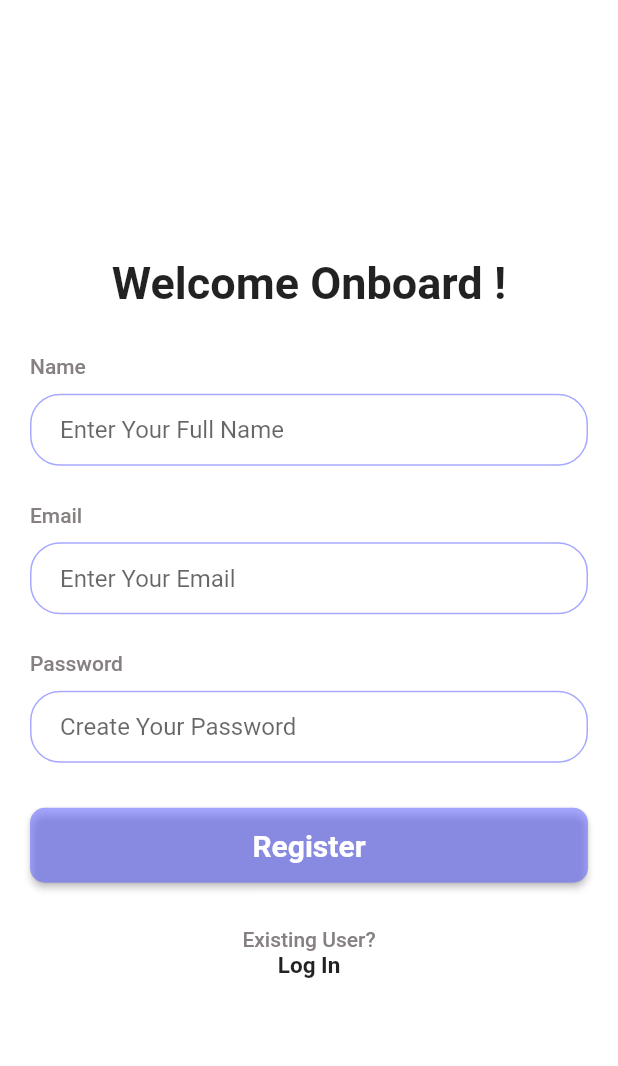
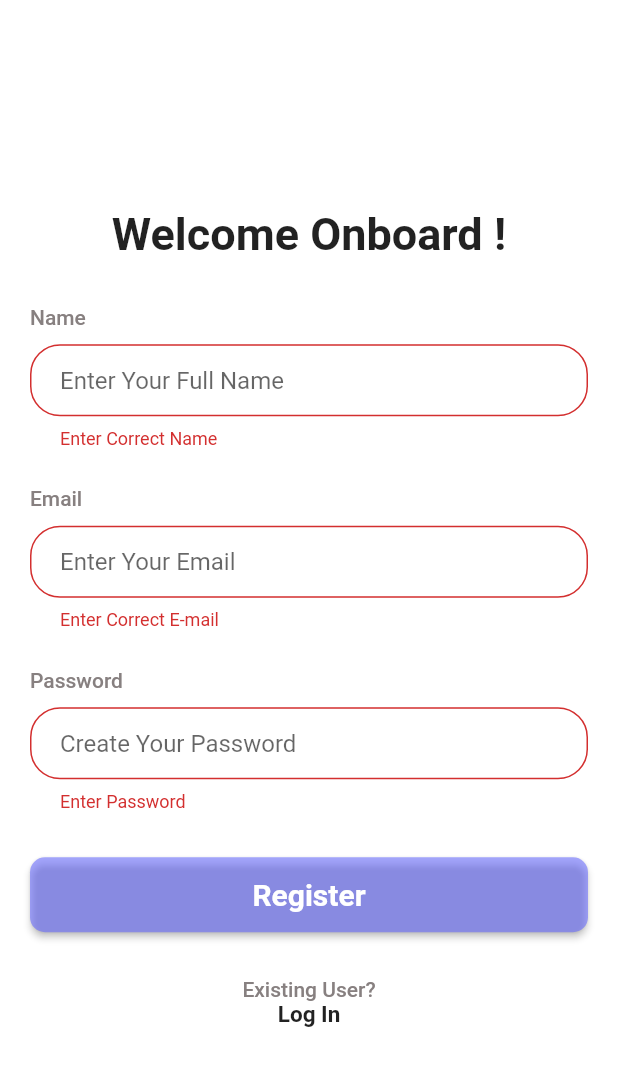
Before and after one commit to AdharshReghu/Minutes-Tracker-V2, a Flutter app: the Register screen opened directly, after a tap on "Register", on a phone screen of 412 x 824 dp. Shown: the top 1066 px of the screen. Run offline on Flutter 3.47's test engine with Material 2 defaults, Android fonts, the phone set to English and light mode, and no system bars; our stand-ins replace file_picker, get.

Commit message:
form validation finished

```diff
--- a/lib/views/CreateMeeting.dart
+++ b/lib/views/CreateMeeting.dart
@@ -9,6 +9,7 @@ void main(){
 
 
 class CreateMeet extends StatelessWidget {
+  final _meetkey = GlobalKey<FormState>();
   // String? pdfPath;
 
   // Future<void> handlePDFSelection(BuildContext context) async {
@@ -34,6 +35,8 @@ class CreateMeet extends StatelessWidget {
   @override
   Widget build(BuildContext context) {
     return  SafeArea(child: Scaffold(body: SingleChildScrollView(
+      child: Form(
+        key: _meetkey,
         child: Container(
           padding: EdgeInsets.all(20),
           color: Colors.white,
@@ -45,39 +48,94 @@ class CreateMeet extends StatelessWidget {
               SizedBox(height: 30,),
               Text("Subject: ",style: TextStyle(fontSize: 15,fontWeight: FontWeight.bold),),
               SizedBox(height: 10,),
-            TextFormField(decoration: kTextFieldCreate.copyWith(hintText: "Enter Subject"),),
+              TextFormField(
+                validator: (value) {
+                  if (value!.isEmpty){
+                    return "Enter Subject";
+                  } else {
+                    return null;
+                  }
+                },decoration: kTextFieldCreate.copyWith(hintText: "Enter Subject"),),
               SizedBox(height: 15,),
               Text("Meet ID: ",style: TextStyle(fontSize: 15,fontWeight: FontWeight.bold),),
               SizedBox(height: 10,),
-            TextFormField(decoration: kTextFieldCreate.copyWith(hintText: "Enter Meet ID "),),
+              TextFormField(validator: (value) {
+                if (value!.isEmpty){
+                  return "Enter Meet ID";
+                } else {
+                  return null;
+                }
+              },decoration: kTextFieldCreate.copyWith(hintText: "Enter Meet ID "),),
               SizedBox(height: 15,),
               Text("Location: ",style: TextStyle(fontSize: 15,fontWeight: FontWeight.bold),),
               SizedBox(height: 10,),
-            TextFormField(decoration: kTextFieldCreate.copyWith(hintText: "Enter Location"),),
+              TextFormField(validator: (value) {
+                if (value!.isEmpty){
+                  return "Enter Location";
+                } else {
+                  return null;
+                }
+              },decoration: kTextFieldCreate.copyWith(hintText: "Enter Location"),),
               SizedBox(height: 15,),
               Text("Date: ",style: TextStyle(fontSize: 15,fontWeight: FontWeight.bold),),
               SizedBox(height: 10,),
-            TextFormField(decoration: kTextFieldCreate.copyWith(hintText: "Enter Date (Formate : DD-MMM-YY)"),),
+              TextFormField(validator: (value) {
+                if (value!.isEmpty){
+                  return "Enter Date";
+                } else {
+                  return null;
+                }
+              },decoration: kTextFieldCreate.copyWith(hintText: "Enter Date (Formate : DD-MMM-YY)"),),
               SizedBox(height: 15,),
               const Text("Time: ",style: TextStyle(fontSize: 15,fontWeight: FontWeight.bold),),
               SizedBox(height: 10,),
-            TextFormField(decoration: kTextFieldCreate.copyWith(hintText: "Enter Time"),),
+              TextFormField(validator: (value) {
+                if (value!.isEmpty){
+                  return "Enter Time";
+                } else {
+                  return null;
+                }
+              },decoration: kTextFieldCreate.copyWith(hintText: "Enter Time"),),
               SizedBox(height: 15,),
               Text("Category: ",style: TextStyle(fontSize: 15,fontWeight: FontWeight.bold),),
               SizedBox(height: 10,),
-            TextFormField(decoration: kTextFieldCreate.copyWith(hintText: "Enter Category"),),
+              TextFormField(validator: (value) {
+                if (value!.isEmpty){
+                  return "Enter Category";
+                } else {
+                  return null;
+                }
+              },decoration: kTextFieldCreate.copyWith(hintText: "Enter Category"),),
               SizedBox(height: 15,),
               Text("Number Of participants: ",style: TextStyle(fontSize: 15,fontWeight: FontWeight.bold),),
               SizedBox(height: 10,),
-            TextFormField(decoration: kTextFieldCreate.copyWith(hintText: "Enter Number of participants "),),
+              TextFormField(validator: (value) {
+                if (value!.isEmpty){
+                  return "Enter the number participants";
+                } else {
+                  return null;
+                }
+              },decoration: kTextFieldCreate.copyWith(hintText: "Enter Number of participants "),),
               SizedBox(height: 15,),
               Text("Participants: ",style: TextStyle(fontSize: 15,fontWeight: FontWeight.bold),),
               SizedBox(height: 10,),
-            TextFormField(maxLines: 5,decoration: kTextFieldCreate.copyWith(hintText: "Enter participants Names here", ),),
+              TextFormField(validator: (value) {
+                if (value!.isEmpty){
+                  return "Enter the participants";
+                } else {
+                  return null;
+                }
+              },maxLines: 5,decoration: kTextFieldCreate.copyWith(hintText: "Enter participants Names here", ),),
               SizedBox(height: 15,),
               Text("Agenda: ",style: TextStyle(fontSize: 15,fontWeight: FontWeight.bold),),
               SizedBox(height: 10,),
-            TextFormField(maxLines: 10,decoration: kTextFieldCreate.copyWith(hintText: "Type Agenda Here", ),),
+              TextFormField(validator: (value) {
+                if (value!.isEmpty){
+                  return "Enter agenda";
+                } else {
+                  return null;
+                }
+              },maxLines: 10,decoration: kTextFieldCreate.copyWith(hintText: "Type Agenda Here", ),),
               SizedBox(height: 15),
               SizedBox(height: 30,),
               SizedBox(
@@ -93,6 +151,9 @@ class CreateMeet extends StatelessWidget {
                     fixedSize: MaterialStateProperty.all<Size>(Size(double.infinity, 50)), // Set the size
                   ),
                   onPressed: () {
+                    if (_meetkey.currentState!.validate()) {
+                      // Perform registration logic here
+                    }
                   },
                   child: Text("Submit and Create ",style: TextStyle(fontSize: 20,color: Colors.white,fontWeight: FontWeight.w600)),
                 ),
@@ -100,6 +161,7 @@ class CreateMeet extends StatelessWidget {
             ],
           ),
         ),
+      ),
     ),),);
   }
 }
--- a/lib/views/Register.dart
+++ b/lib/views/Register.dart
@@ -9,12 +9,17 @@ void main(){
 
 
 class Register extends StatelessWidget {
-  const Register({super.key});
+  final _Registerkey = GlobalKey<FormState>();
+
+  Register({Key? key}) : super(key: key);
 
   @override
   Widget build(BuildContext context) {
     return SafeArea(
-      child: Scaffold(body: SingleChildScrollView(
+      child: Scaffold(
+        body: SingleChildScrollView(
+          child: Form(
+            key: _Registerkey,
             child: Container(
               color: Colors.white,
               width: MediaQuery.of(context).size.width,
@@ -22,29 +27,64 @@ class Register extends StatelessWidget {
               child: Container(
                 padding: EdgeInsets.all(20),
                 height: double.infinity,
-            child:  Form(
                 child: Column(
                   crossAxisAlignment: CrossAxisAlignment.center,
                   mainAxisAlignment: MainAxisAlignment.center,
                   children: [
-                  const Text("Welcome Onboard !",style: TextStyle(fontSize:30,fontWeight: FontWeight.w600),),
-                  const SizedBox(height: 30,),
-                  Align(child: Text("Name",style: kGreyTextStyle,),alignment: Alignment.centerLeft,),
-                  SizedBox(height: 10,),
+                    const Text(
+                      "Welcome Onboard !",
+                      style: TextStyle(fontSize: 30, fontWeight: FontWeight.w600),
+                    ),
+                    const SizedBox(height: 30),
+                    Align(
+                      child: Text("Name", style: kGreyTextStyle),
+                      alignment: Alignment.centerLeft,
+                    ),
+                    SizedBox(height: 10),
                     TextFormField(
-                      decoration: kTextFieldDecoration.copyWith(hintText: "Enter Your Full Name")
+                      validator: (value) {
+                        if (value!.isEmpty ||
+                            !RegExp(r'^[a-zA-Z]+$').hasMatch(value)) {
+                          return "Enter Correct Name";
+                        } else {
+                          return null;
+                        }
+                      },
+                      decoration: kTextFieldDecoration.copyWith(hintText: "Enter Your Full Name"),
                     ),
-                  SizedBox(height: 25,),
-                  Align(child: Text("Email",style: kGreyTextStyle,),alignment: Alignment.centerLeft,),
-                  SizedBox(height: 10,),
+                    SizedBox(height: 25),
+                    Align(
+                      child: Text("Email", style: kGreyTextStyle),
+                      alignment: Alignment.centerLeft,
+                    ),
+                    SizedBox(height: 10),
                     TextFormField(
-                      decoration: kTextFieldDecoration.copyWith(hintText: "Enter Your Email")
+                      validator: (value) {
+                        if (value!.isEmpty ||
+                            !RegExp(r'^[a-zA-Z0-9._%+-]+@[a-zA-Z0-9.-]+\.[a-zA-Z]{2,}$')
+                                .hasMatch(value)) {
+                          return "Enter Correct E-mail";
+                        } else {
+                          return null;
+                        }
+                      },
+                      decoration: kTextFieldDecoration.copyWith(hintText: "Enter Your Email"),
                     ),
-                  SizedBox(height: 25,),
-                  Align(child: Text("Password",style: kGreyTextStyle,),alignment: Alignment.centerLeft,),
-                  SizedBox(height: 10,),
+                    SizedBox(height: 25),
+                    Align(
+                      child: Text("Password", style: kGreyTextStyle),
+                      alignment: Alignment.centerLeft,
+                    ),
+                    SizedBox(height: 10),
                     TextFormField(
-                      decoration: kTextFieldDecoration.copyWith(hintText: "Create Your Password")
+                      validator: (value) {
+                        if (value!.isEmpty) {
+                          return "Enter Password";
+                        } else {
+                          return null;
+                        }
+                      },
+                      decoration: kTextFieldDecoration.copyWith(hintText: "Create Your Password"),
                     ),
                     SizedBox(height: 30),
                     Container(
@@ -53,26 +93,40 @@ class Register extends StatelessWidget {
                         style: ButtonStyle(
                           shape: MaterialStateProperty.all<RoundedRectangleBorder>(
                             RoundedRectangleBorder(
-                            borderRadius: BorderRadius.circular(10), // Set the border radius value
+                              borderRadius: BorderRadius.circular(10),
                             ),
                           ),
-                        backgroundColor: MaterialStateProperty.all<Color>(kMaintheme), // Set the background color
-                        fixedSize: MaterialStateProperty.all<Size>(Size(double.infinity, 50)), // Set the size
+                          backgroundColor: MaterialStateProperty.all<Color>(kMaintheme),
+                          fixedSize: MaterialStateProperty.all<Size>(Size(double.infinity, 50)),
                         ),
                         onPressed: () {
-                        // Button press action
+                          if (_Registerkey.currentState!.validate()) {
+                            // Perform registration logic here
+                          }
                         },
-                      child: Text("Register",style: TextStyle(fontSize: 20,color: Colors.white,fontWeight: FontWeight.w600)),
+                        child: Text(
+                          "Register",
+                          style: TextStyle(fontSize: 20, color: Colors.white, fontWeight: FontWeight.w600),
+                        ),
                       ),
                     ),
                     SizedBox(height: 30),
-                  Text("Existing User?",style: kGreyTextStyle,),
-                  InkWell(child: Text("Log In",style: TextStyle(fontWeight: FontWeight.bold,fontSize: 15),),onTap: (){Get.off(()=>Login());},splashColor: kMaintheme,radius: 10,)
+                    Text("Existing User?", style: kGreyTextStyle),
+                    InkWell(
+                      child: Text("Log In", style: TextStyle(fontWeight: FontWeight.bold, fontSize: 15)),
+                      onTap: () {
+                        Get.off(() => Login());
+                      },
+                      splashColor: kMaintheme,
+                      radius: 10,
+                    ),
                   ],
                 ),
               ),
             ),
           ),
-      ),));
+        ),
+      ),
+    );
   }
 }
```
Also changed, not shown: lib/views/login.dart (+27 -9 lines), lib/views/search.dart (+4 -4 lines). Lines whose indentation alone changed are shown as unchanged.
